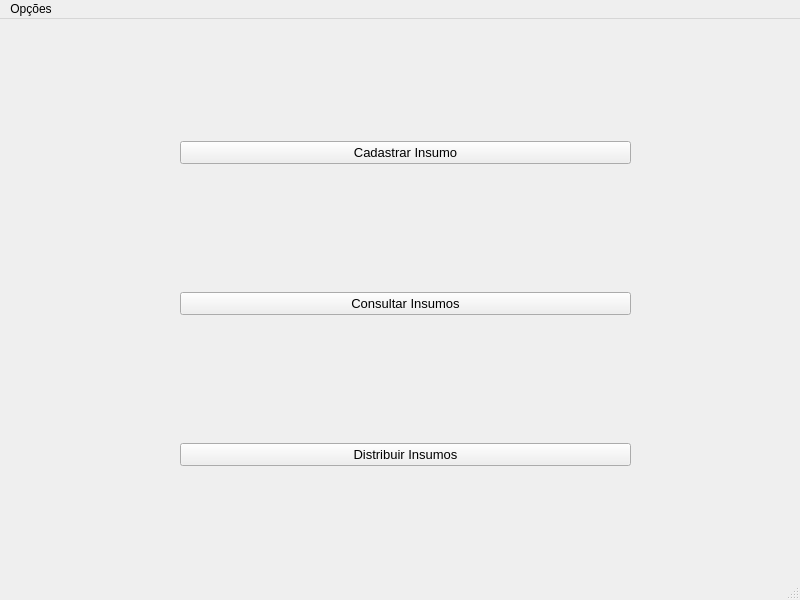
Before: the Qt Designer form Projeto 2/JanelaPrincipal.ui in andersoncoutinho/Linguagem-de-Programacao-I, drawn with Qt 5.
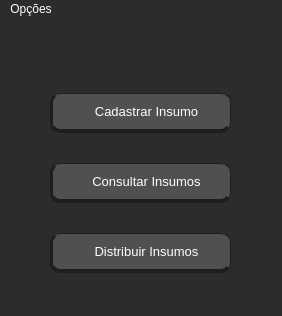
After: the same form once the commit is applied. Icons and pictures are not drawn.

Commit message: add styleSheet janelas

Diff of the .ui file:
```diff
--- a/Projeto 2/JanelaPrincipal.ui
+++ b/Projeto 2/JanelaPrincipal.ui
@@ -2,25 +2,41 @@
 <ui version="4.0">
  <class>JanelaPrincipal</class>
  <widget class="QMainWindow" name="JanelaPrincipal">
+  <property name="enabled">
+   <bool>true</bool>
+  </property>
   <property name="geometry">
    <rect>
     <x>0</x>
     <y>0</y>
-    <width>800</width>
-    <height>600</height>
+    <width>282</width>
+    <height>316</height>
    </rect>
   </property>
+  <property name="sizePolicy">
+   <sizepolicy hsizetype="Fixed" vsizetype="Fixed">
+    <horstretch>0</horstretch>
+    <verstretch>0</verstretch>
+   </sizepolicy>
+  </property>
   <property name="windowTitle">
    <string>Controle de Estoque</string>
   </property>
+  <property name="styleSheet">
+   <string notr="true">background-color: rgb(44, 44, 44);
+color: rgb(255, 255, 255);</string>
+  </property>
+  <property name="animated">
+   <bool>false</bool>
+  </property>
   <widget class="QWidget" name="centralwidget">
    <widget class="QWidget" name="verticalLayoutWidget">
     <property name="geometry">
      <rect>
-      <x>180</x>
-      <y>0</y>
-      <width>451</width>
-      <height>571</height>
+      <x>50</x>
+      <y>50</y>
+      <width>181</width>
+      <height>231</height>
      </rect>
     </property>
     <layout class="QVBoxLayout" name="_2">
@@ -31,6 +47,34 @@
          <pointsize>10</pointsize>
         </font>
        </property>
+       <property name="cursor">
+        <cursorShape>PointingHandCursor</cursorShape>
+       </property>
+       <property name="styleSheet">
+        <string notr="true">QPushButton {
+	background-color: rgb(80, 80, 80);
+	border-width: 4px;
+	border-radius: 10px;
+	padding: 10 px 10px 10px 10px;
+	border-left: 3px solid rgb(30, 30, 30);
+	border-right: 1px solid rgb(30, 30, 30);
+	border-bottom: 4px solid rgb(30, 30, 30);
+	border-top: 1px solid rgb(30, 30, 30);
+}
+
+QPushButton::hover {
+	background-color: rgb(100, 100, 100);
+}
+
+QPushButton::pressed {
+	border-left: 2px solid rgb(30, 30, 30);
+	border-right: 2px solid rgb(30, 30, 30);
+	border-bottom: 3px solid rgb(30, 30, 30);
+	border-top: 3px solid rgb(30, 30, 30);
+}
+
+</string>
+       </property>
        <property name="text">
         <string>Cadastrar Insumo</string>
        </property>
@@ -43,6 +87,34 @@
          <pointsize>10</pointsize>
         </font>
        </property>
+       <property name="cursor">
+        <cursorShape>PointingHandCursor</cursorShape>
+       </property>
+       <property name="styleSheet">
+        <string notr="true">QPushButton {
+	background-color: rgb(80, 80, 80);
+	border-width: 4px;
+	border-radius: 10px;
+	padding: 10 px 10px 10px 10px;
+	border-left: 3px solid rgb(30, 30, 30);
+	border-right: 1px solid rgb(30, 30, 30);
+	border-bottom: 4px solid rgb(30, 30, 30);
+	border-top: 1px solid rgb(30, 30, 30);
+}
+
+QPushButton::hover {
+	background-color: rgb(100, 100, 100);
+}
+
+QPushButton::pressed {
+	border-left: 2px solid rgb(30, 30, 30);
+	border-right: 2px solid rgb(30, 30, 30);
+	border-bottom: 3px solid rgb(30, 30, 30);
+	border-top: 3px solid rgb(30, 30, 30);
+}
+
+</string>
+       </property>
        <property name="text">
         <string>Consultar Insumos</string>
        </property>
@@ -55,6 +127,34 @@
          <pointsize>10</pointsize>
         </font>
        </property>
+       <property name="cursor">
+        <cursorShape>PointingHandCursor</cursorShape>
+       </property>
+       <property name="styleSheet">
+        <string notr="true">QPushButton {
+	background-color: rgb(80, 80, 80);
+	border-width: 4px;
+	border-radius: 10px;
+	padding: 10 px 10px 10px 10px;
+	border-left: 3px solid rgb(30, 30, 30);
+	border-right: 1px solid rgb(30, 30, 30);
+	border-bottom: 4px solid rgb(30, 30, 30);
+	border-top: 1px solid rgb(30, 30, 30);
+}
+
+QPushButton::hover {
+	background-color: rgb(100, 100, 100);
+}
+
+QPushButton::pressed {
+	border-left: 2px solid rgb(30, 30, 30);
+	border-right: 2px solid rgb(30, 30, 30);
+	border-bottom: 3px solid rgb(30, 30, 30);
+	border-top: 3px solid rgb(30, 30, 30);
+}
+
+</string>
+       </property>
        <property name="text">
         <string>Distribuir Insumos</string>
        </property>
@@ -62,13 +162,32 @@
      </item>
     </layout>
    </widget>
+   <widget class="QLabel" name="label">
+    <property name="geometry">
+     <rect>
+      <x>0</x>
+      <y>0</y>
+      <width>281</width>
+      <height>61</height>
+     </rect>
+    </property>
+    <property name="text">
+     <string/>
+    </property>
+    <property name="pixmap">
+     <pixmap resource="Arquivo_de_Recursos.qrc">:/icones/icones/ms.png</pixmap>
+    </property>
+    <property name="scaledContents">
+     <bool>true</bool>
+    </property>
+   </widget>
   </widget>
   <widget class="QMenuBar" name="menubar">
    <property name="geometry">
     <rect>
      <x>0</x>
      <y>0</y>
-     <width>800</width>
+     <width>282</width>
      <height>25</height>
     </rect>
    </property>
@@ -81,7 +200,6 @@
    </widget>
    <addaction name="menuOp_es"/>
   </widget>
-  <widget class="QStatusBar" name="statusbar"/>
   <action name="actionSalvar">
    <property name="text">
     <string>Salvar</string>
```
Left out of the diff: 9 changed lines with no effect on the pictures. The commit also changes 31 other files.
